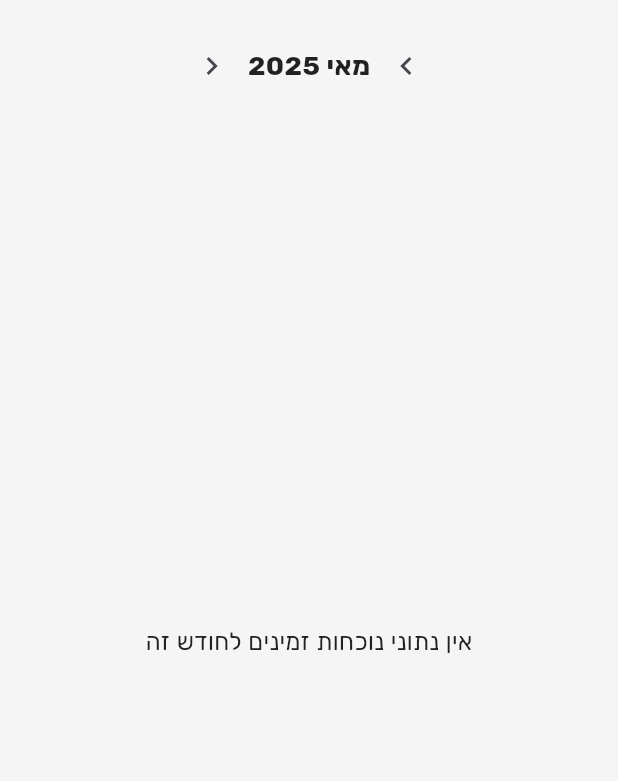
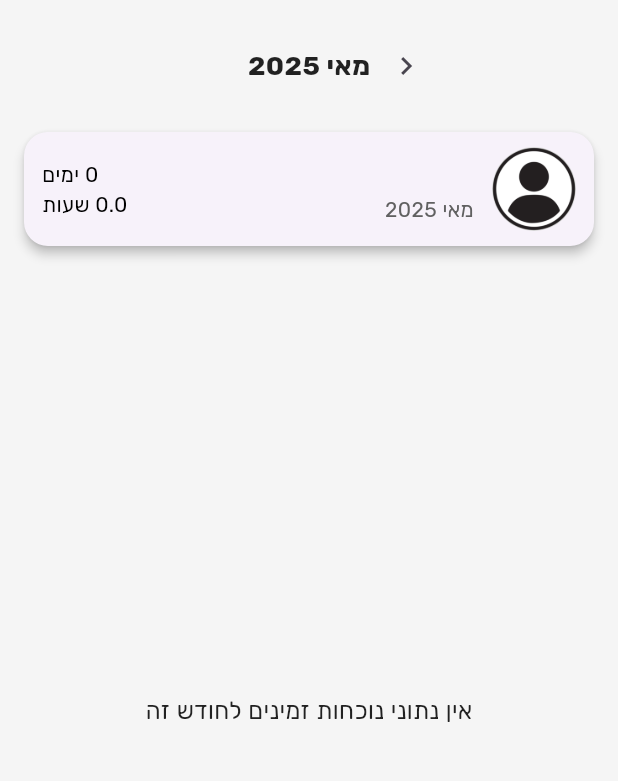
Before and after one commit to SamerNeiroukh/Park-Janana, a Flutter app: the AttendanceSummaryScreen screen opened directly with empty values, on a phone screen of 412 x 824 dp, the part 72-853 px from its top. Run offline on Flutter 3.47's test engine with Material 3 defaults, Android fonts, the phone set to English and light mode, and no system bars; our stand-ins replace cached_network_image, cloud_firestore, firebase_auth, firebase_core, firebase_storage, google_fonts and 7 more; accounts and stored records are empty; generated files the repository leaves out were written again.

Commit message:
organized the PDF content, fixes in the attendance page UI.

```diff
--- a/lib/screens/attendance/attendance_summary_screen.dart
+++ b/lib/screens/attendance/attendance_summary_screen.dart
@@ -5,7 +5,6 @@ import 'package:park_janana/services/attendance_service.dart';
 import 'package:park_janana/widgets/user_header.dart';
 import 'package:park_janana/widgets/attendance/month_selector.dart';
 import 'package:park_janana/widgets/attendance/user_summary_card.dart';
-import 'package:park_janana/widgets/attendance/session_card.dart';
 import 'package:park_janana/services/pdf_export_service.dart';
 
 class AttendanceSummaryScreen extends StatefulWidget {
@@ -69,13 +68,20 @@ class _AttendanceSummaryScreenState extends State<AttendanceSummaryScreen> {
   Widget build(BuildContext context) {
     final formattedMonth = DateFormat.yMMMM('he').format(selectedMonth);
     return Scaffold(
-      appBar: const UserHeader(), // Adjusted to remove title param
-      body: Column(
-        crossAxisAlignment: CrossAxisAlignment.stretch,
+      appBar: const UserHeader(),
+      body: SafeArea(
+        child: Column(
           children: [
             MonthSelector(
               selectedMonth: selectedMonth,
               onMonthChanged: _onMonthChanged,
+            ),
+            UserSummaryCard(
+              userName: widget.userName,
+              profileUrl: widget.profileUrl,
+              daysWorked: attendanceData?.daysWorked ?? 0,
+              totalHours: attendanceData?.totalHoursWorked ?? 0.0,
+              month: formattedMonth,
             ),
             if (isLoading)
               const Expanded(
@@ -85,39 +91,91 @@ class _AttendanceSummaryScreenState extends State<AttendanceSummaryScreen> {
               const Expanded(
                 child: Center(child: Text('אין נתוני נוכחות זמינים לחודש זה')),
               )
-          else ...[
-            UserSummaryCard(
-              userName: widget.userName,
-              profileUrl: widget.profileUrl,
-              daysWorked: attendanceData!.daysWorked,
-              totalHours: attendanceData!.totalHoursWorked,
-              month: formattedMonth,
-            ),
+            else
               Expanded(
-              child: ListView.builder(
+                child: Padding(
+                  padding: const EdgeInsets.symmetric(horizontal: 16, vertical: 8),
+                  child: Column(
+                    children: [
+                      const SizedBox(height: 12),
+                      Expanded(
+                        child: ListView.separated(
                           itemCount: attendanceData!.sessions.length,
+                          separatorBuilder: (_, __) => const SizedBox(height: 10),
                           itemBuilder: (context, index) {
                             final session = attendanceData!.sessions[index];
-                  return SessionCard(session: session);
+                            final date = DateFormat('dd/MM/yyyy').format(session.clockIn);
+                            final clockIn = DateFormat('HH:mm').format(session.clockIn);
+                            final clockOut = DateFormat('HH:mm').format(session.clockOut);
+                            final duration = session.clockOut.difference(session.clockIn);
+                            final hours = duration.inHours;
+                            final minutes = duration.inMinutes.remainder(60);
+
+                            return Card(
+                              elevation: 2,
+                              shape: RoundedRectangleBorder(
+                                borderRadius: BorderRadius.circular(12),
+                              ),
+                              child: Padding(
+                                padding: const EdgeInsets.symmetric(horizontal: 12, vertical: 10),
+                                child: Column(
+                                  crossAxisAlignment: CrossAxisAlignment.end,
+                                  children: [
+                                    Text(
+                                      'תאריך: $date',
+                                      style: const TextStyle(
+                                        fontWeight: FontWeight.bold,
+                                        fontSize: 16,
+                                      ),
+                                      textAlign: TextAlign.right,
+                                    ),
+                                    const SizedBox(height: 4),
+                                    Text(
+                                      'שעת כניסה: $clockIn',
+                                      textAlign: TextAlign.right,
+                                    ),
+                                    Text(
+                                      'שעת יציאה: $clockOut',
+                                      textAlign: TextAlign.right,
+                                    ),
+                                    Text(
+                                      'משך העבודה: ${hours}ש׳ ${minutes}ד׳',
+                                      textAlign: TextAlign.right,
+                                    ),
+                                  ],
+                                ),
+                              ),
+                            );
                           },
                         ),
                       ),
-            Padding(
-              padding: const EdgeInsets.all(12.0),
+                      const SizedBox(height: 12),
+                      SizedBox(
+                        width: double.infinity,
                         child: ElevatedButton.icon(
                           onPressed: _exportToPdf,
                           icon: const Icon(Icons.picture_as_pdf),
-                label: const Text('ייצא כ-PDF'),
+                          label: const Text('צור PDF'),
                           style: ElevatedButton.styleFrom(
                             backgroundColor: Colors.blueAccent,
                             foregroundColor: Colors.white,
-                  padding: const EdgeInsets.symmetric(vertical: 14),
-                  textStyle: const TextStyle(fontWeight: FontWeight.bold),
+                            padding: const EdgeInsets.symmetric(vertical: 16),
+                            shape: RoundedRectangleBorder(
+                              borderRadius: BorderRadius.circular(12),
+                            ),
+                            textStyle: const TextStyle(
+                              fontSize: 16,
+                              fontWeight: FontWeight.bold,
+                            ),
                           ),
                         ),
                       ),
                     ],
+                  ),
+                ),
+              ),
           ],
+        ),
       ),
     );
   }
--- a/lib/widgets/attendance/month_selector.dart
+++ b/lib/widgets/attendance/month_selector.dart
@@ -21,16 +21,25 @@ class MonthSelector extends StatelessWidget {
 
   @override
   Widget build(BuildContext context) {
+    final now = DateTime.now();
+    final thisMonth = DateTime(now.year, now.month);
+    final isCurrentMonth = DateTime(selectedMonth.year, selectedMonth.month)
+        .isAtSameMomentAs(thisMonth);
     final formatted = DateFormat.yMMMM('he').format(selectedMonth);
+
     return Padding(
       padding: const EdgeInsets.symmetric(horizontal: 16.0, vertical: 12.0),
       child: Row(
         mainAxisAlignment: MainAxisAlignment.center,
         children: [
-          IconButton(
-            icon: const Icon(Icons.chevron_right),
-            onPressed: () => _changeMonth(-1),
-          ),
+          // ➡️ Show NEXT only if not in current month
+          if (!isCurrentMonth)
+            IconButton(
+              icon: const Icon(Icons.chevron_left),
+              onPressed: () => _changeMonth(1),
+            )
+          else
+            const SizedBox(width: 48), // keep spacing even when hidden
           Text(
             formatted,
             style: const TextStyle(
@@ -39,8 +48,8 @@ class MonthSelector extends StatelessWidget {
             ),
           ),
           IconButton(
-            icon: const Icon(Icons.chevron_left),
-            onPressed: () => _changeMonth(1),
+            icon: const Icon(Icons.chevron_right),
+            onPressed: () => _changeMonth(-1),
           ),
         ],
       ),
--- a/lib/widgets/attendance/user_summary_card.dart
+++ b/lib/widgets/attendance/user_summary_card.dart
@@ -1,4 +1,6 @@
 import 'package:flutter/material.dart';
+import 'package:cached_network_image/cached_network_image.dart';
+import 'package:park_janana/constants/app_theme.dart';
 
 class UserSummaryCard extends StatelessWidget {
   final String userName;
@@ -6,6 +8,7 @@ class UserSummaryCard extends StatelessWidget {
   final int daysWorked;
   final double totalHours;
   final String month;
+  final VoidCallback? onTap; // Optional tap handler
 
   const UserSummaryCard({
     super.key,
@@ -14,61 +17,88 @@ class UserSummaryCard extends StatelessWidget {
     required this.daysWorked,
     required this.totalHours,
     required this.month,
+    this.onTap,
   });
+
+  ImageProvider _getProfileImage(String url) {
+    return (url.isNotEmpty && url.startsWith('http'))
+        ? CachedNetworkImageProvider(url)
+        : const AssetImage('assets/images/default_profile.png');
+  }
 
   @override
   Widget build(BuildContext context) {
-    return Card(
+    return Directionality(
+      textDirection: TextDirection.rtl,
+      child: AnimatedSwitcher(
+        duration: const Duration(milliseconds: 300),
+        switchInCurve: Curves.easeIn,
+        child: Card(
+          key: ValueKey('$userName-$month-$daysWorked-$totalHours'),
+          elevation: 3,
           margin: const EdgeInsets.symmetric(horizontal: 16, vertical: 8),
-      shape: RoundedRectangleBorder(borderRadius: BorderRadius.circular(16)),
-      elevation: 4,
+          shape: RoundedRectangleBorder(borderRadius: BorderRadius.circular(16.0)),
+          child: InkWell(
+            onTap: onTap,
+            borderRadius: BorderRadius.circular(16.0),
             child: Padding(
-        padding: const EdgeInsets.all(16),
+              padding: const EdgeInsets.symmetric(horizontal: 12.0, vertical: 10.0),
               child: Row(
                 children: [
                   CircleAvatar(
-              radius: 30,
-              backgroundImage: profileUrl.isNotEmpty
-                  ? NetworkImage(profileUrl)
-                  : const AssetImage('assets/images/default_profile.png')
-                      as ImageProvider,
+                    radius: 28,
+                    backgroundColor: Colors.grey.shade300,
+                    backgroundImage: _getProfileImage(profileUrl),
                   ),
-            const SizedBox(width: 16),
+                  const SizedBox(width: 12),
                   Expanded(
                     child: Column(
-                crossAxisAlignment: CrossAxisAlignment.end,
+                      crossAxisAlignment: CrossAxisAlignment.start,
                       children: [
                         Text(
                           userName,
-                    style: const TextStyle(
+                          style: AppTheme.bodyText.copyWith(
                             fontWeight: FontWeight.bold,
-                      fontSize: 18,
+                            fontSize: 16,
+                            color: Colors.black,
                           ),
                         ),
                         const SizedBox(height: 4),
                         Text(
                           month,
-                    style: const TextStyle(color: Colors.grey),
+                          style: AppTheme.bodyText.copyWith(
+                            fontSize: 14,
+                            color: Colors.grey.shade700,
+                          ),
                         ),
                       ],
                     ),
                   ),
-            const SizedBox(width: 16),
                   Column(
+                    crossAxisAlignment: CrossAxisAlignment.end,
                     children: [
                       Text(
                         '$daysWorked ימים',
-                  style: const TextStyle(fontSize: 16),
+                        style: AppTheme.bodyText.copyWith(
+                          fontSize: 14,
+                          color: Colors.black,
+                        ),
                       ),
                       Text(
                         '${totalHours.toStringAsFixed(1)} שעות',
-                  style: const TextStyle(fontSize: 16),
+                        style: AppTheme.bodyText.copyWith(
+                          fontSize: 14,
+                          color: Colors.black,
+                        ),
                       ),
                     ],
                   ),
                 ],
               ),
             ),
+          ),
+        ),
+      ),
     );
   }
 }
```
Also changed, not shown: lib/services/pdf_export_service.dart (+9 -7 lines). Lines whose indentation alone changed are shown as unchanged.
